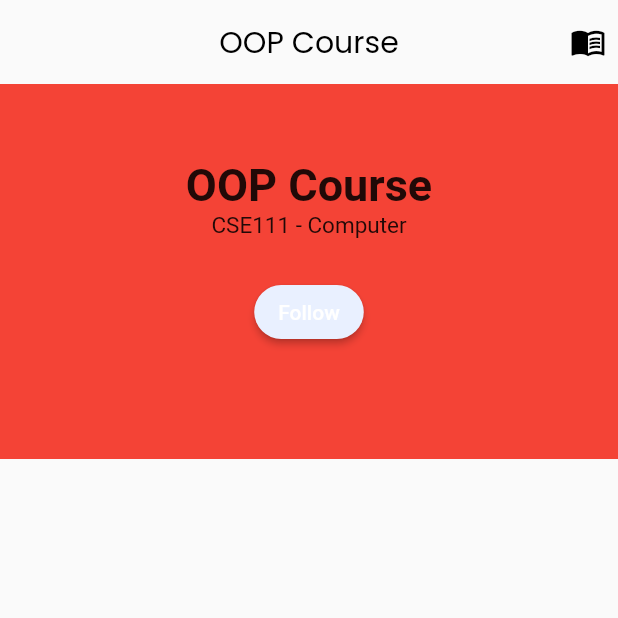
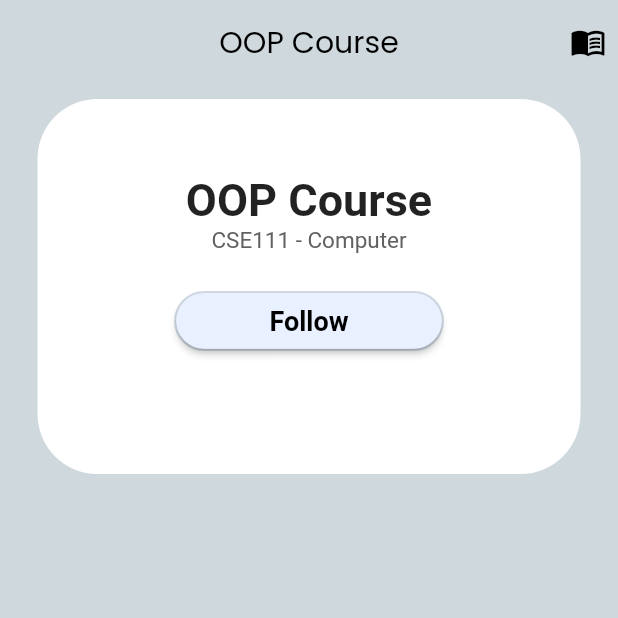
Before and after one commit to kareem2002-k/ClassMate, a Flutter app: the screen it shows after launch, on a phone screen of 412 x 824 dp, the top half of it. Run offline on Flutter 3.47's test engine with Material 2 defaults, Android fonts, the light colour scheme and no system bars; our stand-ins replace cloud_firestore, firebase_auth, firebase_core, flashy_tab_bar2; accounts and stored records are empty.

Commit message:
commit courseinfo

```diff
--- a/lib/pages/CourseInfo.dart
+++ b/lib/pages/CourseInfo.dart
@@ -12,13 +12,17 @@ class _CourseInfoState extends State<CourseInfo> {
 
   @override
   Widget build(BuildContext context) {
+    double width = MediaQuery.of(context).size.width;
+
     return MaterialApp(
       debugShowCheckedModeBanner: false,
       home: Scaffold(
+        backgroundColor: Colors.blueGrey[100],
         appBar: AppBar(
           title: const Text('OOP Course', style: TextStyle(color: Colors.black, fontFamily: 'Poppins'),), // * fetch course name
           centerTitle: true,
           backgroundColor: Colors.transparent,
+          // backgroundColor: Colors.white,
           elevation: 0, // Set the elevation to 0 to remove any shadow
             actions: const <Widget>[
               Padding(
@@ -30,10 +34,15 @@ class _CourseInfoState extends State<CourseInfo> {
         body: Center(
           child: Column(
             children: [
+              const SizedBox(height: 10,),
               Container(
-                width: double.infinity,
+                decoration: BoxDecoration(
+                  color: Colors.white,
+                  borderRadius: BorderRadius.circular(40.0), // Adjust the border radius as needed
+                  // borderRadius: BorderRadius.only(bottomLeft: Radius.circular(50), bottomRight: Radius.circular(50),), // Adjust the border radius as needed
+                ),
+                width: width - 50,
                 height: 250,
-                color: Colors.red,
                 child: Center(
                   child: Column(
                     children: [
@@ -41,12 +50,23 @@ class _CourseInfoState extends State<CourseInfo> {
                         padding: EdgeInsets.only(top: 50.0),
                         child: Text('OOP Course', style: TextStyle(fontWeight: FontWeight.bold, fontSize: 30),), // * fetch course name
                       ),
-                      const Text('CSE111 - Computer', style: TextStyle(fontSize: 15),),
+                      Text('CSE111 - Computer', style: TextStyle(fontSize: 15, color: Colors.grey[700]),),
                       const SizedBox(height: 25,),
-                      ElevatedButton(
+                      Container(
+                        height: 40,
+                        width: 180,
+                        decoration: BoxDecoration(
+                          border: Border.all(
+                            color: const Color.fromARGB(255, 211,220,230), // Specify your desired border color here
+                            width: 1.5, // Specify your desired border width here
+                          ),
+                          borderRadius: BorderRadius.circular(32.0), // Adjust the border radius as needed
+                        ),
+                        child: ElevatedButton(
                           style: ElevatedButton.styleFrom(
                             shape: const StadiumBorder(),
-                          backgroundColor: const Color.fromARGB(255, 233,240,255)
+                            backgroundColor: const Color.fromARGB(255, 233,240,255),
+                            foregroundColor: Colors.black,
                           ),
                             onPressed: (){
                               // * toggle follow or unfollow
@@ -54,7 +74,8 @@ class _CourseInfoState extends State<CourseInfo> {
                                 isCourseFollowed = !isCourseFollowed;
                               });
                             },
-                          child: Text(isCourseFollowed? 'Unfollow' : 'Follow'),
+                            child: Text(isCourseFollowed? 'Unfollow' : 'Follow', style: const TextStyle(fontWeight: FontWeight.bold, fontSize: 18),),
+                        ),
                       ),
                     ],
                   ),
```
Lines whose indentation alone changed are shown as unchanged.
